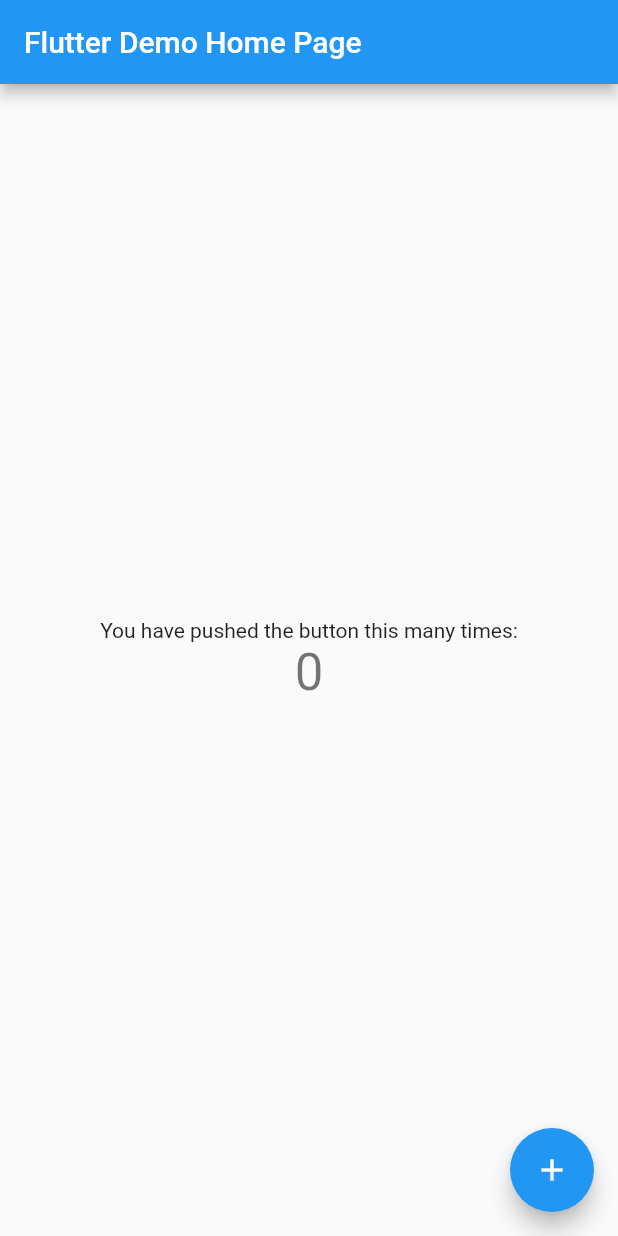
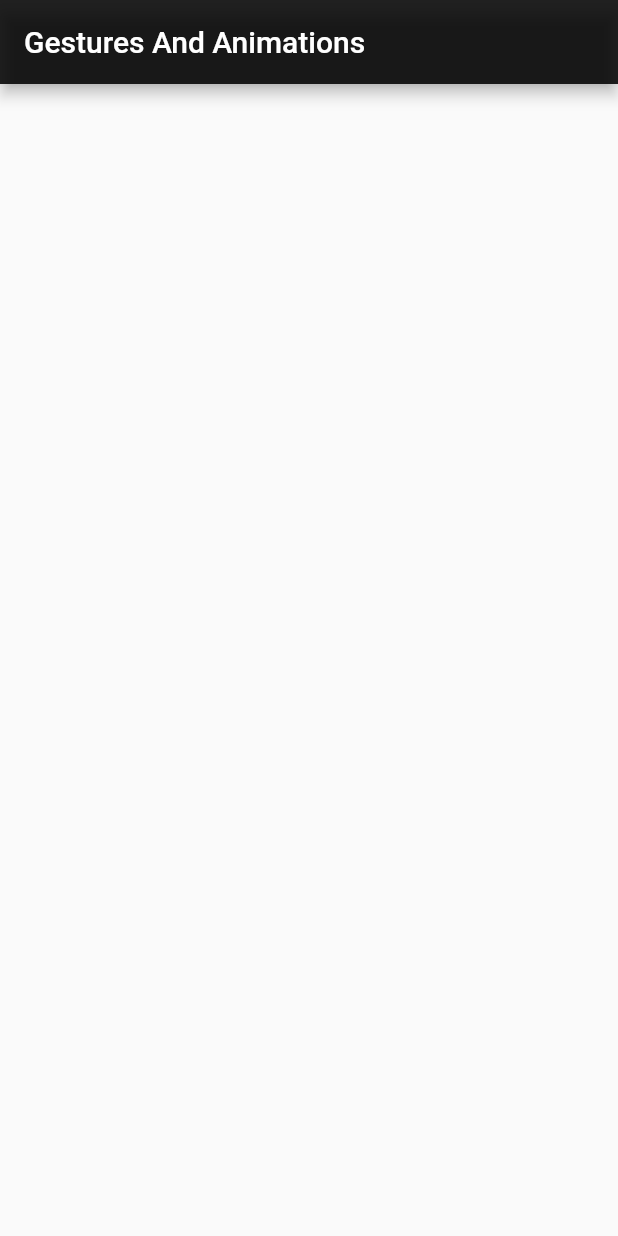
Before and after one commit to furkandeveloper/gestures_animations, a Flutter app: the screen it shows after launch, on a phone screen of 412 x 824 dp. Run offline on Flutter 3.47's test engine with Material 2 defaults, Android fonts, the phone set to English and light mode, and no system bars.

Commit message:
homepage create, test.dart change

```diff
--- a/gestures_animations/lib/main.dart
+++ b/gestures_animations/lib/main.dart
@@ -1,111 +1,16 @@
 import 'package:flutter/material.dart';
+import 'package:gestures_animations/screens/homePageScreen.dart';
 
-void main() => runApp(MyApp());
+void main(){
+  runApp(HomePage());
+}
 
-class MyApp extends StatelessWidget {
-  // This widget is the root of your application.
+class HomePage extends StatelessWidget{
   @override
   Widget build(BuildContext context) {
     return MaterialApp(
-      title: 'Flutter Demo',
-      theme: ThemeData(
-        // This is the theme of your application.
-        //
-        // Try running your application with "flutter run". You'll see the
-        // application has a blue toolbar. Then, without quitting the app, try
-        // changing the primarySwatch below to Colors.green and then invoke
-        // "hot reload" (press "r" in the console where you ran "flutter run",
-        // or simply save your changes to "hot reload" in a Flutter IDE).
-        // Notice that the counter didn't reset back to zero; the application
-        // is not restarted.
-        primarySwatch: Colors.blue,
-      ),
-      home: MyHomePage(title: 'Flutter Demo Home Page'),
+      home: HomePageScreen(),
     );
   }
+
 }
-
-class MyHomePage extends StatefulWidget {
-  MyHomePage({Key key, this.title}) : super(key: key);
-
-  // This widget is the home page of your application. It is stateful, meaning
-  // that it has a State object (defined below) that contains fields that affect
-  // how it looks.
-
-  // This class is the configuration for the state. It holds the values (in this
-  // case the title) provided by the parent (in this case the App widget) and
-  // used by the build method of the State. Fields in a Widget subclass are
-  // always marked "final".
-
-  final String title;
-
-  @override
-  _MyHomePageState createState() => _MyHomePageState();
-}
-
-class _MyHomePageState extends State<MyHomePage> {
-  int _counter = 0;
-
-  void _incrementCounter() {
-    setState(() {
-      // This call to setState tells the Flutter framework that something has
-      // changed in this State, which causes it to rerun the build method below
-      // so that the display can reflect the updated values. If we changed
-      // _counter without calling setState(), then the build method would not be
-      // called again, and so nothing would appear to happen.
-      _counter++;
-    });
-  }
-
-  @override
-  Widget build(BuildContext context) {
-    // This method is rerun every time setState is called, for instance as done
-    // by the _incrementCounter method above.
-    //
-    // The Flutter framework has been optimized to make rerunning build methods
-    // fast, so that you can just rebuild anything that needs updating rather
-    // than having to individually change instances of widgets.
-    return Scaffold(
-      appBar: AppBar(
-        // Here we take the value from the MyHomePage object that was created by
-        // the App.build method, and use it to set our appbar title.
-        title: Text(widget.title),
-      ),
-      body: Center(
-        // Center is a layout widget. It takes a single child and positions it
-        // in the middle of the parent.
-        child: Column(
-          // Column is also layout widget. It takes a list of children and
-          // arranges them vertically. By default, it sizes itself to fit its
-          // children horizontally, and tries to be as tall as its parent.
-          //
-          // Invoke "debug painting" (press "p" in the console, choose the
-          // "Toggle Debug Paint" action from the Flutter Inspector in Android
-          // Studio, or the "Toggle Debug Paint" command in Visual Studio Code)
-          // to see the wireframe for each widget.
-          //
-          // Column has various properties to control how it sizes itself and
-          // how it positions its children. Here we use mainAxisAlignment to
-          // center the children vertically; the main axis here is the vertical
-          // axis because Columns are vertical (the cross axis would be
-          // horizontal).
-          mainAxisAlignment: MainAxisAlignment.center,
-          children: <Widget>[
-            Text(
-              'You have pushed the button this many times:',
-            ),
-            Text(
-              '$_counter',
-              style: Theme.of(context).textTheme.display1,
-            ),
-          ],
-        ),
-      ),
-      floatingActionButton: FloatingActionButton(
-        onPressed: _incrementCounter,
-        tooltip: 'Increment',
-        child: Icon(Icons.add),
-      ), // This trailing comma makes auto-formatting nicer for build methods.
-    );
-  }
-}
--- /dev/null
+++ b/gestures_animations/lib/screens/homePageScreen.dart
@@ -0,0 +1,26 @@
+import 'package:flutter/cupertino.dart';
+import 'package:flutter/material.dart';
+import 'package:flutter/widgets.dart';
+
+class HomePageScreen extends StatefulWidget {
+  @override
+  State<StatefulWidget> createState() => HomePageScreenState();
+}
+
+class HomePageScreenState extends State {
+  @override
+  Widget build(BuildContext context) {
+    return Scaffold(
+      // bottom overflowed hatası için çözüm;
+      resizeToAvoidBottomPadding: false,
+      appBar: AppBar(
+        title: Text(
+          "Gestures And Animations",
+          textDirection: TextDirection.ltr,
+        ),
+        backgroundColor: Colors.black87,
+      ),
+
+    );
+  }
+}
```
Also changed, not shown: 1 other file.
